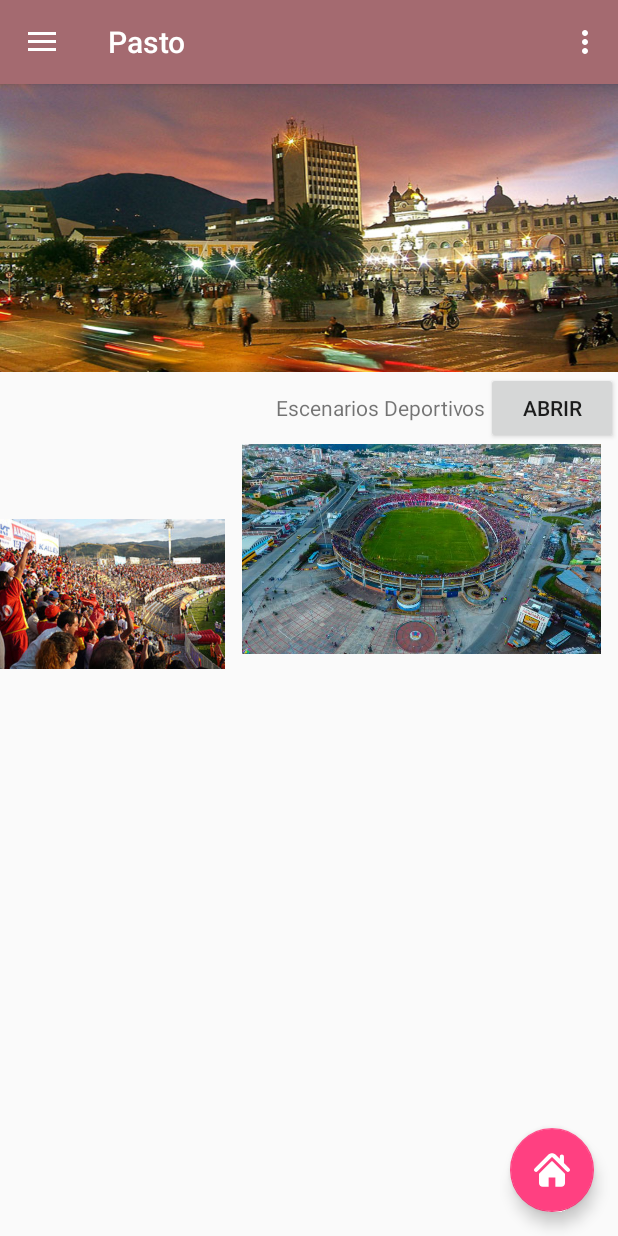
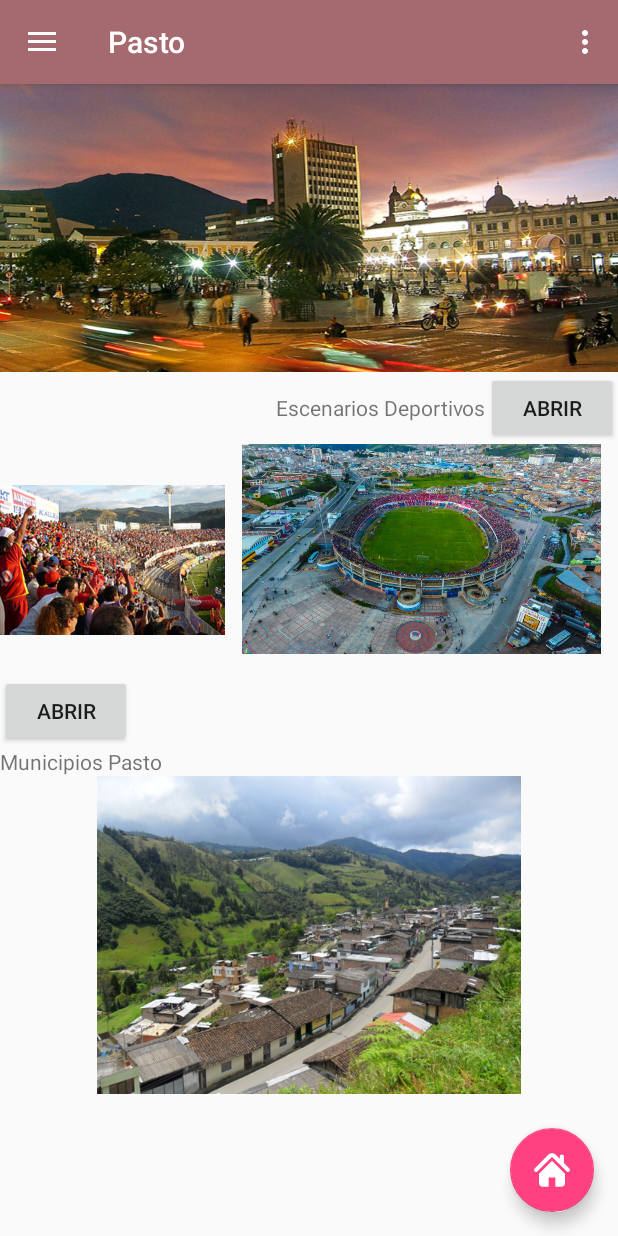
Before and after one commit to juaburgos/AppFinalAndroid, an Android app: the screen it shows after launch (MainActivity), on a phone screen of 412 x 824 dp. Run offline under Robolectric (Android 15) with nearby library versions, the phone set to English and light mode, and no system bars.

Commit message:
Proyecto final

```diff
--- a/app/src/main/java/isa/appfinalandroid/InicioFragment.java
+++ b/app/src/main/java/isa/appfinalandroid/InicioFragment.java
@@ -19,7 +19,7 @@ import isa.appfinalandroid.models2.EscenariosDeportivos;
  */
 public class InicioFragment extends Fragment {
     private FragmentActivity myContext;
-    private Button btncero;
+    private Button btncero,btnuno;
     public InicioFragment() {
         // Required empty public constructor
     }
@@ -31,11 +31,27 @@ public class InicioFragment extends Fragment {
         // Inflate the layout for this fragment
         View view= inflater.inflate(R.layout.fragment_inicio, container, false);
         btncero= (Button) view.findViewById(R.id.button2);
+        btnuno= (Button) view.findViewById(R.id.button3);
 
         btncero.setOnClickListener(new View.OnClickListener() {
             public void onClick(View v) {
                 Fragment fragment = null;
                 Class fragmentClass= EscenariosDeportivosFragment.class;
+                try{
+                    fragment = (Fragment) fragmentClass.newInstance();
+                }catch (Exception e){
+                    e.printStackTrace();
+                }
+                FragmentManager fragmentManager=myContext.getSupportFragmentManager();
+                fragmentManager.beginTransaction().replace(R.id.flContent, fragment).commit();
+
+
+            }
+        });
+        btnuno.setOnClickListener(new View.OnClickListener() {
+            public void onClick(View v) {
+                Fragment fragment = null;
+                Class fragmentClass= MunicipiosFragment.class;
                 try{
                     fragment = (Fragment) fragmentClass.newInstance();
                 }catch (Exception e){
--- a/app/src/main/res/layout/fragment_inicio.xml
+++ b/app/src/main/res/layout/fragment_inicio.xml
@@ -84,7 +84,7 @@
 
                     <LinearLayout
                         android:layout_width="match_parent"
-                        android:layout_height="match_parent"
+                        android:layout_height="154dp"
                         android:orientation="horizontal">
 
                         <ImageView
@@ -101,6 +101,32 @@
                             android:layout_weight="1"
                             app:srcCompat="@drawable/escenario" />
                     </LinearLayout>
+                    <Button
+                        android:id="@+id/button3"
+                        android:layout_width="wrap_content"
+                        android:layout_height="wrap_content"
+                        android:layout_weight="1"
+                        android:text="Abrir" />
+                    <TextView
+                        android:id="@+id/textView13"
+                        android:layout_width="wrap_content"
+                        android:layout_height="wrap_content"
+                        android:text="Municipios Pasto" />
+                    <LinearLayout
+                        android:layout_width="match_parent"
+                        android:layout_height="wrap_content"
+                        android:gravity="center|start"
+                        android:orientation="horizontal">
+
+
+                        <ImageView
+                            android:id="@+id/imageView8"
+                            android:layout_width="match_parent"
+                            android:layout_height="212dp"
+                            android:layout_weight="1"
+                            app:srcCompat="@drawable/gal" />
+                    </LinearLayout>
+
                 </LinearLayout>
 
             </android.support.design.widget.CoordinatorLayout>
```
Also changed, not shown: app/src/main/java/isa/appfinalandroid/MapsActivity.java (+8 -8 lines), app/src/main/res/drawable/gal.jpg (added).
